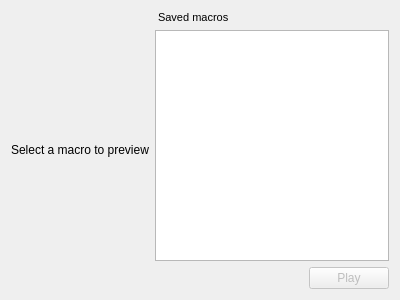
aosp-mirror/platform_external_qemu, file android/android-emu/android/skin/qt/extended-pages/record-macro-page.ui: the form before one commit.
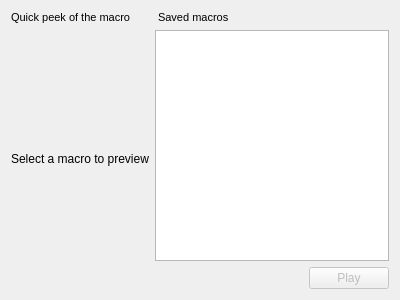
The form after the commit. Icons and pictures are not drawn. Custom widgets are drawn as their Qt base class.

Commit message: MacroUI: Play-Stop functionality and UI changes.

Patch:
```diff
--- a/android/android-emu/android/skin/qt/extended-pages/record-macro-page.ui
+++ b/android/android-emu/android/skin/qt/extended-pages/record-macro-page.ui
@@ -21,6 +21,20 @@
   </property>
   <layout class="QHBoxLayout" name="horizontalLayout">
    <item>
+    <layout class="QVBoxLayout" name="verticalLayout_2">
+     <item>
+      <widget class="QLabel" name="peekMacrosLabel">
+       <property name="font">
+        <font>
+         <pointsize>8</pointsize>
+        </font>
+       </property>
+       <property name="text">
+        <string>Quick peek of the macro</string>
+       </property>
+      </widget>
+     </item>
+     <item>
     <widget class="android::videoplayer::VideoPlayerWidget" name="videoWidget" native="true">
      <property name="sizePolicy">
       <sizepolicy hsizetype="Expanding" vsizetype="Expanding">
@@ -81,6 +95,8 @@
      </layout>
     </widget>
    </item>
+    </layout>
+   </item>
    <item>
     <layout class="QVBoxLayout" name="verticalLayout">
      <item>
```
Left out of the diff: 16 changed lines with no effect on the pictures. Lines whose indentation alone changed are shown as unchanged. The commit also changes 4 other files.
